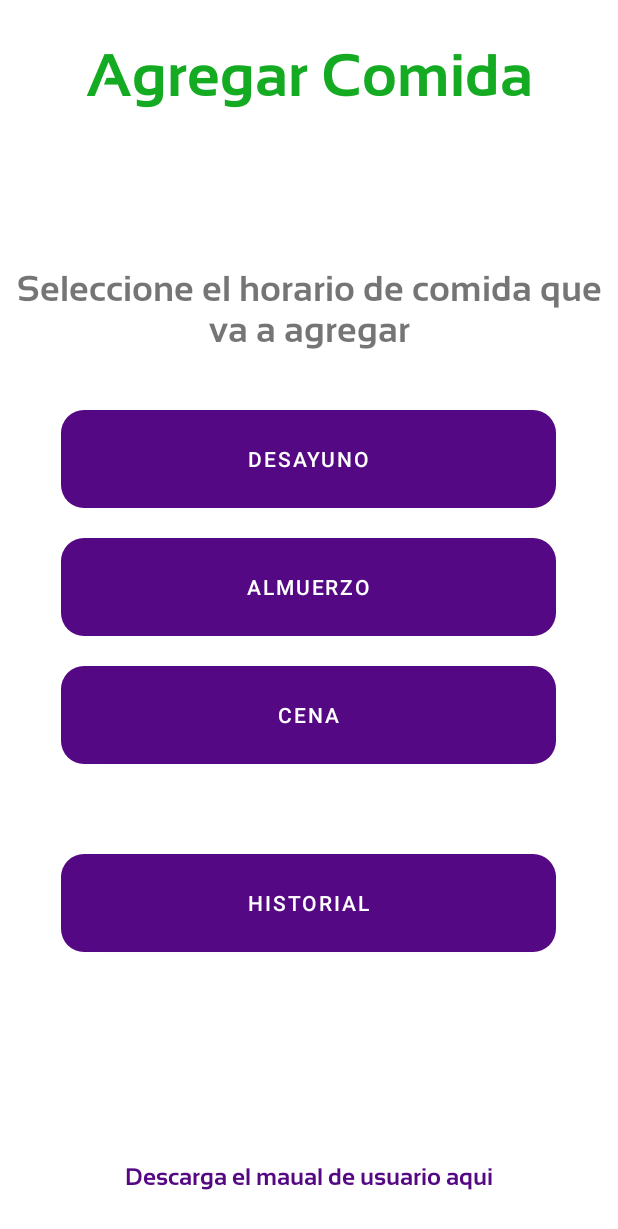
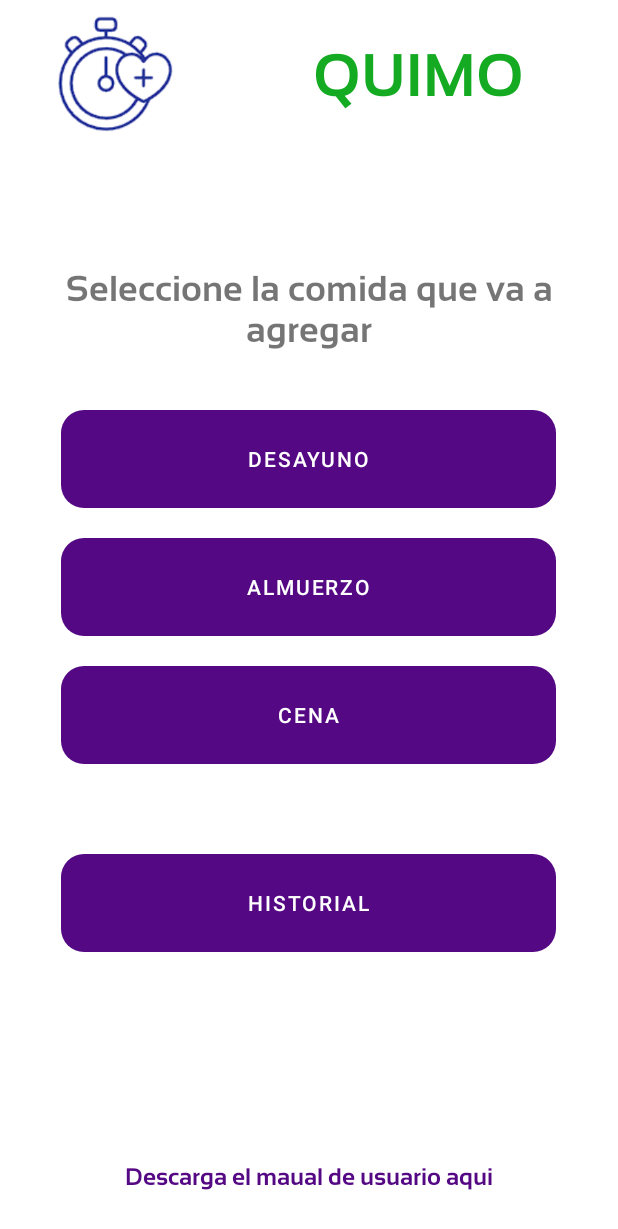
Before and after one commit to AlejoPal/AppValorNutricional, an Android app: the AgregarInfo screen opened directly, with no data from a screen before it, on a phone screen of 412 x 824 dp. Shown: the top 1229 px of the screen. Run offline under Robolectric (Android 15) with nearby library versions, the phone set to English and light mode, and no system bars.

Commit message:
se corrigen funcionalidades, se agrega manual de usuario y de deja la aplicacion definitivia

```diff
--- a/app/src/main/java/com/aproyectousco/valornutricionalalimentoscolombianos/AgregarAlimento.java
+++ b/app/src/main/java/com/aproyectousco/valornutricionalalimentoscolombianos/AgregarAlimento.java
@@ -288,8 +288,9 @@ public class AgregarAlimento extends AppCompatActivity {
                                     gsat[0] += gsatValue;
                                     sodio[0] += sodioValue;
 
+                                    String primerPalabra = autoCompleteText.split(" ")[0];
+                                    Toast.makeText(AgregarAlimento.this, primerPalabra + " agregado", Toast.LENGTH_SHORT).show();
 
-                                    Toast.makeText(AgregarAlimento.this, "Informacion Guardada", Toast.LENGTH_SHORT).show();
                                     autoCompleteTextView.setText("");  // Borra el valor ingresado
                                     autoCompleteTextView.setHint("Buscar");  // Restaura el hint
                                     peso.setText("");
@@ -301,6 +302,7 @@ public class AgregarAlimento extends AppCompatActivity {
                             regresarButton.setOnClickListener(new View.OnClickListener() {
                                 @Override
                                 public void onClick(View v) {
+
                                     cargarDatosFirebaseI(fechaHoy, Correo, Alimento, MapaAlimentos, proteina[0], energia[0], carbohidratos[0], lipidos[0], sodio[0], gsat[0], colesterol[0]);
                                     Toast.makeText(AgregarAlimento.this, Alimento + " agregado", Toast.LENGTH_SHORT).show();
                                     volverAInformacionGeneral(Correo);
--- a/app/src/main/java/com/aproyectousco/valornutricionalalimentoscolombianos/AgregarInfo.java
+++ b/app/src/main/java/com/aproyectousco/valornutricionalalimentoscolombianos/AgregarInfo.java
@@ -66,7 +66,7 @@ public class AgregarInfo extends AppCompatActivity {
         Irmanual.setOnClickListener(new View.OnClickListener() {
             @Override
             public void onClick(View v) {
-                String url = "https://www.google.com";
+                String url = "https://www.dropbox.com/scl/fi/meukrlnuhpvsmzygrcglx/Manual-De-Usuario-QUIMO.pdf?rlkey=yxcezf2du4b3rwktgueclyhed&dl=0";
                 Intent intent = new Intent(Intent.ACTION_VIEW, Uri.parse(url));
                 startActivity(intent);
 
--- a/app/src/main/java/com/aproyectousco/valornutricionalalimentoscolombianos/Registrar.java
+++ b/app/src/main/java/com/aproyectousco/valornutricionalalimentoscolombianos/Registrar.java
@@ -91,13 +91,11 @@ public class Registrar extends AppCompatActivity {
         if (contrasenaText.equals(confirmarText)) {
             mAuth.createUserWithEmailAndPassword(correoText, contrasenaText).addOnCompleteListener(this, new OnCompleteListener<AuthResult>() {
                 Date date = new Date();
-
                 @Override
                 public void onComplete(@NonNull Task<AuthResult> task) {
                     if (task.isSuccessful()) {
                         FirebaseDatabase database = FirebaseDatabase.getInstance();
                         mRootReference = FirebaseDatabase.getInstance().getReference();
-
                         // Obtener la fecha actual
                         SimpleDateFormat fechaC = new SimpleDateFormat("yyyyMMdd");
                         String sfecha = fechaC.format(date);
@@ -121,7 +119,7 @@ public class Registrar extends AppCompatActivity {
                         }, 200);
 
                     } else {
-                        Toast.makeText(Registrar.this, "Error en la autenticación", Toast.LENGTH_SHORT).show();
+                        Toast.makeText(Registrar.this, "Error creando el usuario", Toast.LENGTH_SHORT).show();
                     }
                 }
             });
--- a/app/src/main/res/layout/activity_agregar_info.xml
+++ b/app/src/main/res/layout/activity_agregar_info.xml
@@ -7,17 +7,29 @@
     tools:context=".AgregarInfo">
 
 
+    <LinearLayout
+        android:layout_width="match_parent"
+        android:layout_height="match_parent"
+        android:orientation="horizontal">
+
+        <ImageView
+            android:id="@+id/imageView6"
+            android:layout_width="wrap_content"
+            android:layout_height="100dp"
+            android:padding="10dp"
+            app:srcCompat="@drawable/logoapp" />
+
         <TextView
             android:id="@+id/textView5"
             android:layout_width="match_parent"
             android:layout_height="100dp"
             android:fontFamily="@font/sansationbold"
             android:gravity="center"
-        android:text="@string/txtAgregarComida"
+            android:text="@string/app_nombre"
             android:textAlignment="center"
             android:textColor="@color/colornombreapp"
-        android:textSize="40sp"
-        />
+            android:textSize="40sp" />
+    </LinearLayout>
 
     <LinearLayout
         android:layout_width="match_parent"
@@ -34,7 +46,8 @@
             android:fontFamily="@font/sansationbold"
             android:text="@string/txtinstrucciones"
             android:textAlignment="center"
-            android:textSize="24sp" />
+            android:textSize="24sp"
+            android:paddingHorizontal="20dp"/>
 
         <Button
             android:id="@+id/btnAgregarDesayuno"
@@ -43,7 +56,8 @@
             android:layout_marginVertical="20dp"
             android:background="@drawable/rounded_button"
             android:text="@string/txtdesayuno"
-            android:textColor="#FFFFFF" />
+            android:textColor="#FFFFFF"
+            />
 
         <Button
             android:id="@+id/btnAgregarAlmuerzo"
--- a/app/src/main/res/values/strings.xml
+++ b/app/src/main/res/values/strings.xml
@@ -1,6 +1,6 @@
 <resources>
     <string name="app_name">ValorNutricionalAlimentosColombianos</string>
-    <string name="app_nombre">MiNutriCol</string>
+    <string name="app_nombre">QUIMO</string>
 
 
     <string name="btn_inicarsesion">Iniciar sesion</string>
@@ -8,7 +8,7 @@
     <string name="btn_agregarComida">Agregar comida</string>
     <string name="btn_calendario">Abrir Calendario</string>
     <string name="btn_ir_inicarsesion">¿Ya tienes cuenta? Inicia sesión</string>
-    <string name="btn_ir_registrarse">¿No tienes cuenta? Registraste</string>
+    <string name="btn_ir_registrarse">¿No tienes cuenta? Regístraste</string>
     <string name="btn_ir_manual">Descarga el maual de usuario aqui</string>
     <string name="btn_ir_basedeDatos">Consulta los alimentos registrados aqui</string>
 
@@ -31,11 +31,11 @@
     <string name="txtCena">Cena</string>
     <string name="txtHistorial">Historial</string>
     <string name="txtSeleccionarComida">Busca tu alimento...</string>
-    <string name="txtinstrucciones">Seleccione el horario de comida que va a agregar </string>
+    <string name="txtinstrucciones">Seleccione la comida que va a agregar </string>
 
     <string name="VCarbohidratos">Carbohidratos(g)</string>
-    <string name="VColesterol">Colesterol(g)</string>
-    <string name="VEnergia">Energia(Kcal)</string>
+    <string name="VColesterol">Colesterol(mg)</string>
+    <string name="VEnergia">Energía(Kcal)</string>
     <string name="VLipidos">Lipidos(g)</string>
     <string name="VGsaturadas">Grasas saturadas(g)</string>
     <string name="VSodio">Sodio(mg)</string>
```
Lines whose indentation alone changed are shown as unchanged.
